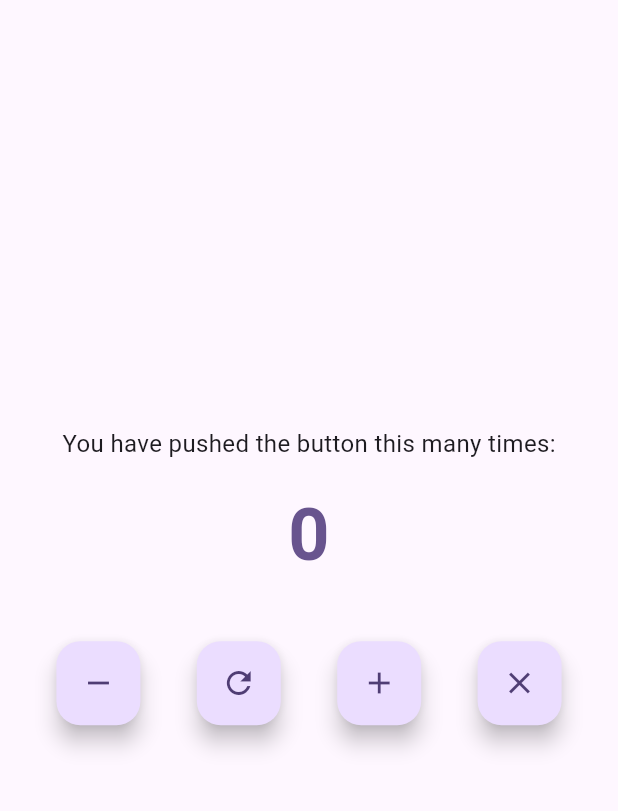
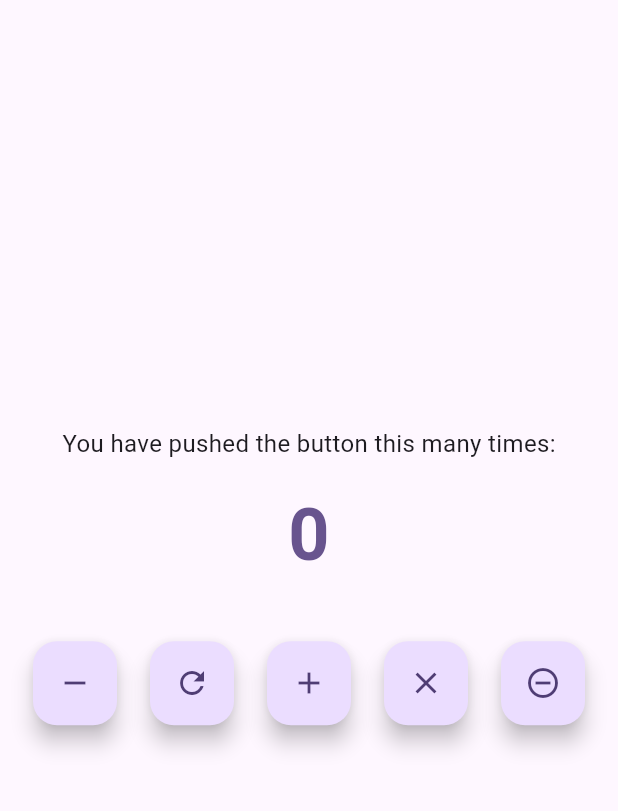
Before and after one commit to Qasim-afzaal/Flutter-Auth-with-Bloc, a Flutter app: the screen it shows after launch, on a phone screen of 412 x 824 dp, the part 84-895 px from its top. Run offline on Flutter 3.47's test engine with Material 3 defaults, Android fonts, the phone set to English and light mode, and no system bars; our stand-ins replace equatable, flutter_bloc, get_it.

Commit message:
feat: add half button to counter UI
- Add FloatingActionButton for halving counter value
- Use remove_circle_outline icon for half operation
- Complete UI for new half functionality

```diff
--- a/lib/features/counter/presentation/pages/counter_page.dart
+++ b/lib/features/counter/presentation/pages/counter_page.dart
@@ -83,6 +83,14 @@ class CounterView extends StatelessWidget {
                   heroTag: 'double',
                   child: const Icon(Icons.close),
                 ),
+                FloatingActionButton(
+                  onPressed: () {
+                    context.read<CounterBloc>().add(CounterHalfPressed());
+                  },
+                  tooltip: 'Half',
+                  heroTag: 'half',
+                  child: const Icon(Icons.remove_circle_outline),
+                ),
               ],
             ),
           ],
```
